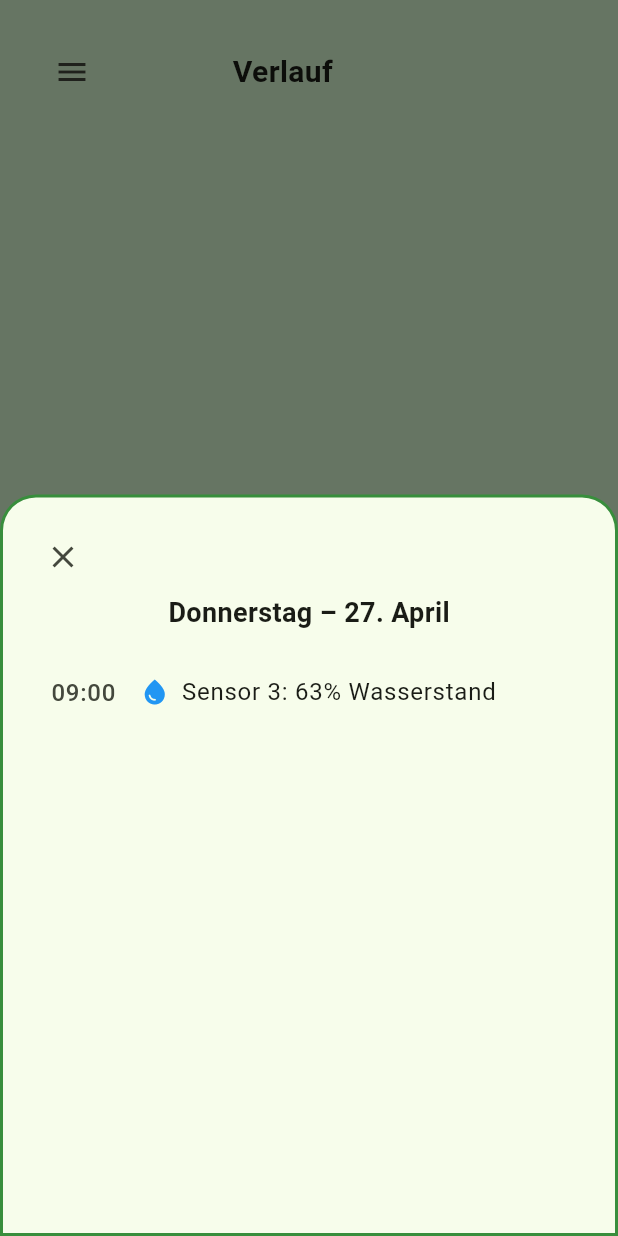
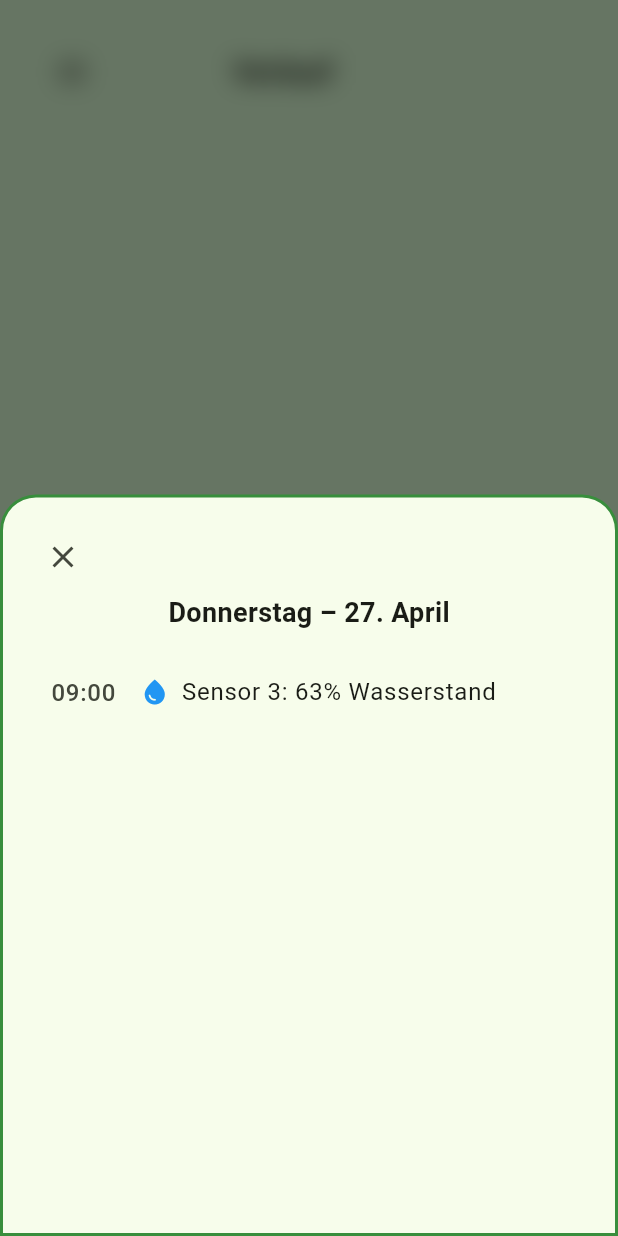
Before and after one commit to SpartanProgram/balkon-bewaesserung-app, a Flutter app: the VerlaufScreen screen opened directly, after a tap on "Do", on a phone screen of 412 x 824 dp. Run offline on Flutter 3.47's test engine with Material 3 defaults, Android fonts, the phone set to English and light mode, and no system bars.

Commit message:
verlauf_screen aktualisiert
Former-commit-id: f752d536ce5e0197a313595f75e3279ecd02400b

```diff
--- a/Software/lib/verlauf_screen.dart
+++ b/Software/lib/verlauf_screen.dart
@@ -1,5 +1,7 @@
 import 'package:flutter/material.dart';
 import 'widgets/custom_scaffold.dart';
+import 'dart:ui';
+
 
 class VerlaufScreen extends StatelessWidget {
   const VerlaufScreen({super.key});
@@ -34,10 +36,29 @@ class VerlaufScreen extends StatelessWidget {
 
         showModalBottomSheet(
           context: context,
+          isScrollControlled: true,
           backgroundColor: Colors.transparent,
-          isScrollControlled: true,
-          builder: (_) => _buildDetailPopup(context, label, color),
+          builder: (context) {
+            return Stack(
+              children: [
+                // Blur background
+                GestureDetector(
+                  onTap: () => Navigator.of(context).pop(),
+                  child: BackdropFilter(
+                    filter: ImageFilter.blur(sigmaX: 8.0, sigmaY: 8.0),
+                    child: Container(
+                      width: double.infinity,
+                      height: double.infinity,
+                    ),
+                  ),
+                ),
+                // Sliding popup
+                _buildDetailPopup(context, label, color),
+              ],
+            );
+          },
         );
+
       },
       child: Container(
         width: 70,
```
